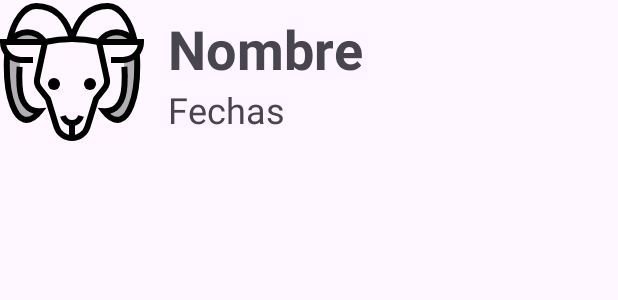
After one commit to pedroBG66/Horoscopo_Mansour, an Android app: the layout item_horoscope.xml on its own in the app's theme, with its tools: preview values and no code run, on a phone screen of 412 x 824 dp. The commit adds this screen. Shown: the top 300 px of the screen. Run offline under Robolectric (Android 15) with nearby library versions, the phone set to English and light mode, and no system bars.

Commit message:
Created the layout for the horoscope cell Created the Adapter and the ViewHolder to list the data in the RecyclerView

```diff
--- /dev/null
+++ b/app/src/main/res/layout/item_horoscope.xml
@@ -0,0 +1,38 @@
+<?xml version="1.0" encoding="utf-8"?>
+<LinearLayout xmlns:android="http://schemas.android.com/apk/res/android"
+    android:orientation="horizontal"
+    android:layout_width="match_parent"
+    android:layout_height="wrap_content">
+
+    <ImageView
+        android:id="@+id/symbolImageView"
+        android:layout_width="96dp"
+        android:layout_height="96dp"
+        android:src="@drawable/aries_icon"/>
+
+    <LinearLayout
+        android:layout_width="match_parent"
+        android:layout_height="96dp"
+        android:orientation="vertical"
+        android:paddingVertical="8dp"
+        android:paddingHorizontal="16dp">
+
+        <TextView
+            android:id="@+id/nameTextView"
+            android:layout_width="match_parent"
+            android:layout_height="wrap_content"
+            android:text="Nombre"
+            android:textSize="36dp"
+            android:textStyle="bold"/>
+
+        <TextView
+            android:id="@+id/datesTextView"
+            android:layout_width="match_parent"
+            android:layout_height="wrap_content"
+            android:text="Fechas"
+            android:textSize="24dp"/>
+
+
+    </LinearLayout>
+
+</LinearLayout>
```
Also changed, not shown: app/src/main/java/com/example/horoscopo/activities/ListActivity.kt (+17 -0 lines), app/src/main/java/com/example/horoscopo/adapters/HoroscopeAdapter.kt (added, +43 -0 lines), app/src/main/res/layout/activity_list.xml (+4 -4 lines).
